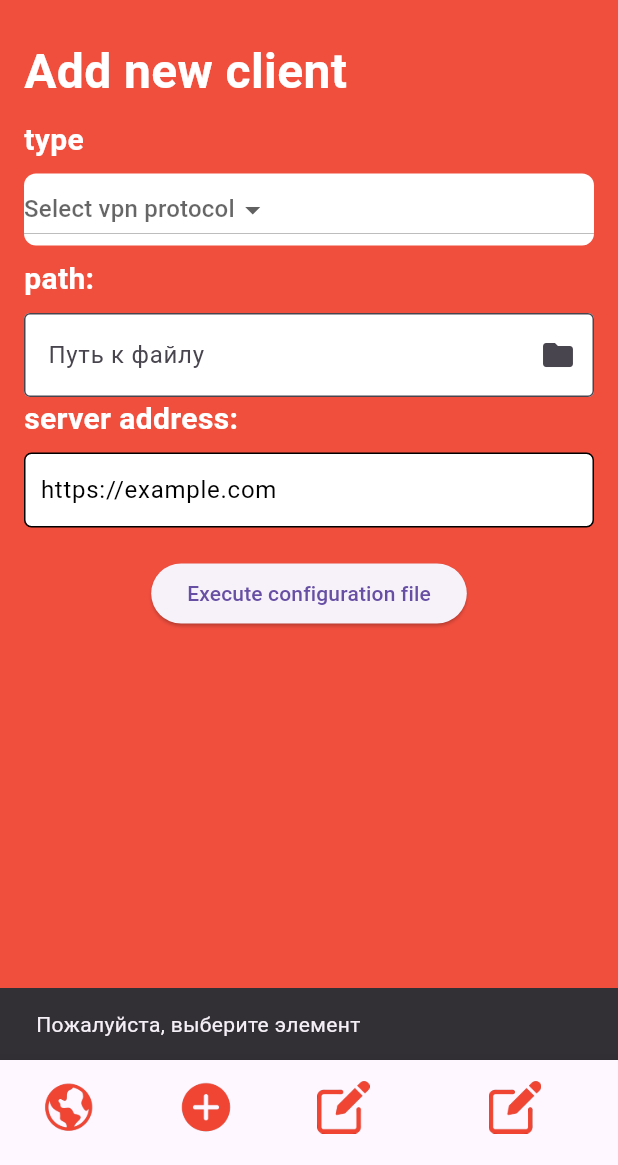
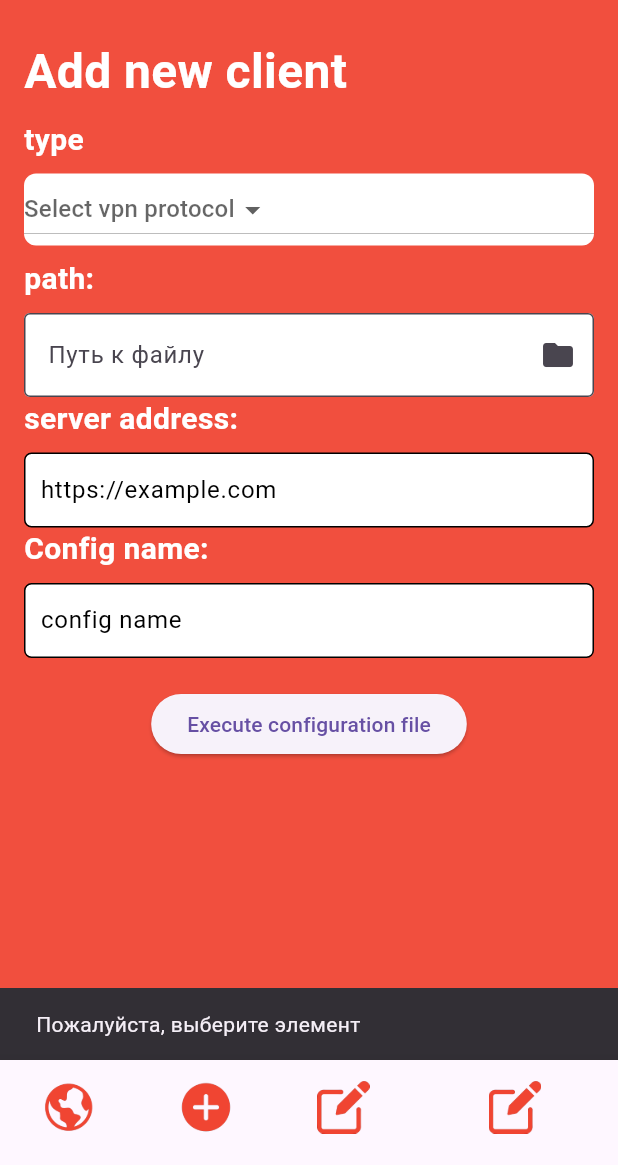
Before and after one commit to JLWorker/FreeZone, a Flutter app: the screen it shows after launch, item 4 of the bottom bar chosen, after a tap on "Execute configuration file", on a phone screen of 412 x 824 dp, the part 71-1236 px from its top. Run offline on Flutter 3.47's test engine with Material 3 defaults, Android fonts, the light colour scheme and no system bars; our stand-ins replace file_picker, permission_handler; missing offline and left inert: ikev_flutter, wireguard_flutter.

Commit message:
feat: add wireguard config saving

```diff
--- /dev/null
+++ b/lib/constants/AppConstants.dart
@@ -0,0 +1,4 @@
+class AppConstants {
+  static String APP_DOMAIN_NAME = "com.freezone.freevpn";
+  static final String APP_STORAGE_DIRECTORY_NAME = "freezone";
+}
--- /dev/null
+++ b/lib/constants/vpn_protocols_constants.dart
@@ -0,0 +1,4 @@
+class VpnProtocolsConstants {
+  static const String WIREGUARD_VPN_PROTOCOL_NAME = "WireGuard";
+  static const String IKEV2_VPN_PROTOCOL_NAME = "IKEV2";
+}
--- /dev/null
+++ b/lib/models/configs/WireguardVpnConfig.dart
@@ -0,0 +1,29 @@
+class WireguardVpnConfig {
+  String serverAddress;
+  String configContent;
+  String appName;
+
+  WireguardVpnConfig({
+    required this.serverAddress,
+    required this.configContent,
+    required this.appName
+  });
+
+  // Метод для преобразования объекта в JSON
+  Map<String, dynamic> toJson() {
+    return {
+      'serverAddress': serverAddress,
+      'configContent': configContent,
+      'appName': appName
+    };
+  }
+
+  // Метод для создания объекта из JSON
+  factory WireguardVpnConfig.fromJson(Map<String, dynamic> json) {
+    return WireguardVpnConfig(
+      serverAddress: json['serverAddress'],
+      configContent: json['configContent'],
+      appName: json['appName']
+    );
+  }
+}
--- /dev/null
+++ b/lib/models/vpn_config.dart
@@ -0,0 +1,22 @@
+class VpnConfig {
+  String protocolName;
+  String config;
+
+  VpnConfig({required this.protocolName, required this.config});
+
+  // Метод для преобразования объекта в JSON
+  Map<String, dynamic> toJson() {
+    return {
+      'protocolName': protocolName,
+      'config': config
+    };
+  }
+
+  // Метод для создания объекта из JSON
+  factory VpnConfig.fromJson(Map<String, dynamic> json) {
+    return VpnConfig(
+        protocolName: json['protocolName'],
+        config: json['config']
+    );
+  }
+}
--- a/lib/pages/add_new_client_page.dart
+++ b/lib/pages/add_new_client_page.dart
@@ -1,8 +1,15 @@
+import 'dart:convert';
 import 'dart:io';
 
 import 'package:file_picker/file_picker.dart';
 import 'package:flutter/material.dart';
+import 'package:free_zone/constants/AppConstants.dart';
+import 'package:free_zone/constants/vpn_protocols_constants.dart';
+import 'package:free_zone/models/configs/WireguardVpnConfig.dart';
+import 'package:free_zone/models/vpn_config.dart';
+import 'package:free_zone/service/ConfigFileStorageService.dart';
 import 'package:free_zone/themes/app-style.dart';
+import 'package:path_provider/path_provider.dart';
 import 'package:wireguard_flutter/wireguard_flutter.dart';
 
 class AddNewClientPage extends StatefulWidget {
@@ -13,11 +20,14 @@ class AddNewClientPage extends StatefulWidget {
 class _AddNewClientPageState extends State<AddNewClientPage> {
   final _formKey = GlobalKey<FormState>();
   String? _selectedItem; // Переменная для хранения выбранного элемента
-  final List<String> _vpnProtocols = ['WireGuard', 'IKEV2'];
+  final List<String> _vpnProtocols = [
+    VpnProtocolsConstants.WIREGUARD_VPN_PROTOCOL_NAME,
+    VpnProtocolsConstants.IKEV2_VPN_PROTOCOL_NAME];
   final TextEditingController _nameController = TextEditingController();
   String? _filePath; // Переменная для хранения пути к выбранному файлу
 
   final TextEditingController _urlController = TextEditingController();
+  final TextEditingController _configNameController = TextEditingController();
   String? _serverUrl;
 
   void _saveData() async {
@@ -27,6 +37,9 @@ class _AddNewClientPageState extends State<AddNewClientPage> {
 
       if (_selectedItem != null) {
 
+        String vpnConfig = "";
+
+        if (_selectedItem == VpnProtocolsConstants.WIREGUARD_VPN_PROTOCOL_NAME) {
           await _showFilePath();
 
           // Вывод данных в консоль (или можно сохранить в базе данных)
@@ -41,16 +54,26 @@ class _AddNewClientPageState extends State<AddNewClientPage> {
 
           String fileContents = await readFile(_filePath!);
 
-        await wireguard.startVpn(
-          serverAddress: _serverUrl!,
-          wgQuickConfig: fileContents,
-          providerBundleIdentifier: 'com.freezone.vpn',
+          VpnConfig vpnConfigObj = VpnConfig(protocolName: VpnProtocolsConstants.WIREGUARD_VPN_PROTOCOL_NAME,
+              config: jsonEncode(WireguardVpnConfig(serverAddress: _serverUrl!, configContent: fileContents, appName: AppConstants.APP_DOMAIN_NAME)));
+
+          vpnConfig = jsonEncode(vpnConfigObj);
+
+        } else if (_selectedItem == VpnProtocolsConstants.IKEV2_VPN_PROTOCOL_NAME) {
+          throw UnimplementedError();
+        }
+
+        String? configName = _configNameController.text;
+
+        if (configName != null && !configName.isEmpty) {
+          // Сообщение об успешном сохранении
+          ScaffoldMessenger.of(context).showSnackBar(
+            SnackBar(content: Text('VPN config saved: ' + vpnConfig)),
           );
 
-        // Сообщение об успешном сохранении
-        ScaffoldMessenger.of(context).showSnackBar(
-          SnackBar(content: Text('VPN is ON!')),
-        );
+          ConfigFileStorageService.saveConfigToStorage(vpnConfig, configName!);
+        }
+
 
       } else {
         ScaffoldMessenger.of(context).showSnackBar(
@@ -59,6 +82,7 @@ class _AddNewClientPageState extends State<AddNewClientPage> {
       }
     }
   }
+
 
   Future<void> _pickFile() async {
     // Открытие диалогового окна выбора файла
@@ -197,6 +221,31 @@ class _AddNewClientPageState extends State<AddNewClientPage> {
                   style: TextStyle(color: Colors.black), // Черный текст
                 ),
               ),
+              Align(
+                alignment: Alignment.centerLeft, // Выровнять текст по левому краю
+                child: Text(
+                  'Config name:',
+                  style: TextStyle(fontSize: 20, fontWeight: FontWeight.bold, color: Colors.white),
+                ),
+              ),
+              SizedBox(height: 8.0), // Отступ между лейблом и текстовым полем
+              Container(
+                decoration: BoxDecoration(
+                  color: Colors.white, // Белый фон
+                  border: Border.all(color: Colors.black), // Черная рамка
+                  borderRadius: BorderRadius.circular(5),
+                ),
+                child: TextField(
+                  controller: _configNameController,
+                  decoration: InputDecoration(
+                    border: InputBorder.none, // Убираем стандартную рамку
+                    hintText: 'config name',
+                    hintStyle: TextStyle(color: Colors.black), // Цвет подсказки
+                    contentPadding: EdgeInsets.all(10), // Отступы внутри текстового поля
+                  ),
+                  style: TextStyle(color: Colors.black), // Черный текст
+                ),
+              ),
               SizedBox(height: 20),
               ElevatedButton(
                 onPressed: _saveData,
--- a/pubspec.yaml
+++ b/pubspec.yaml
@@ -32,7 +32,7 @@ dependencies:
     sdk: flutter
   path_provider: ^2.0.11
   file_picker: ^5.0.0
-
+  permission_handler: ^10.2.0  # Проверьте последнюю версию на pub.dev
 
   # The following adds the Cupertino Icons font to your application.
   # Use with the CupertinoIcons class for iOS style icons.
```
Also changed, not shown: lib/service/ConfigFileStorageService.dart (added, +69 -0 lines), lib/pages/vpnscreen.dart (indentation only), pubspec.lock, 2 other files. Lines whose indentation alone changed are shown as unchanged.
